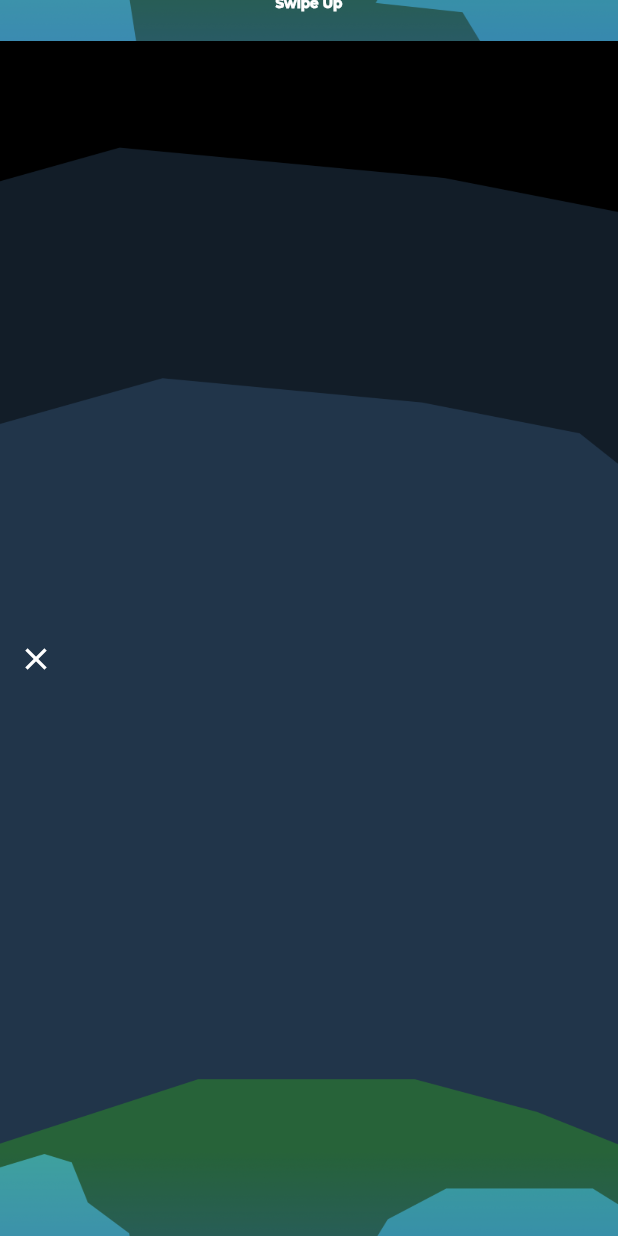
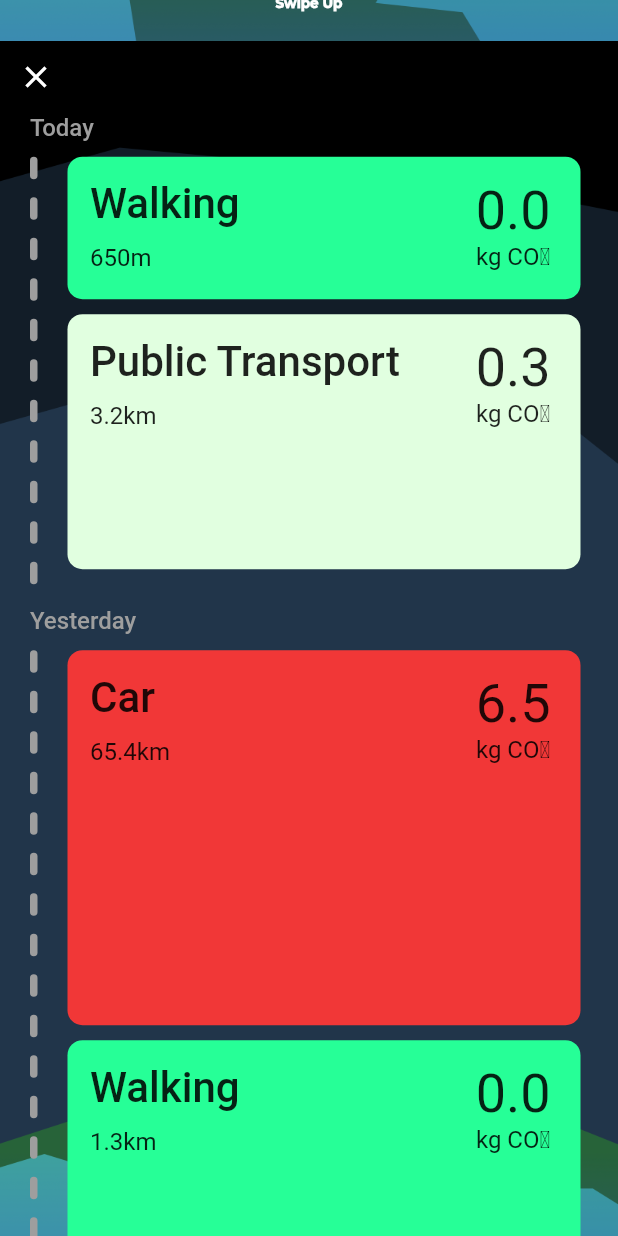
Before and after one commit to b-yogesh/PlanetZero, a Flutter app: the screen it shows after launch, scrolled down 576 dp, on a phone screen of 412 x 824 dp. Run offline on Flutter 3.47's test engine with Material 2 defaults, Android fonts, the phone set to English and light mode, and no system bars; drawn by our look-alikes of dotted_line; our stand-ins replace countup, geolocator, sqflite; missing offline and left inert: activity_recognition_flutter; accounts and stored records are empty; Roboto replaces fonts that are missing (Nunito Sans); project files that could hold a hidden picture were left out.

Commit message:
Add timeline

```diff
--- a/green_track_app/lib/pages/HistoryPage.dart
+++ b/green_track_app/lib/pages/HistoryPage.dart
@@ -1,5 +1,7 @@
 import 'package:flutter/material.dart';
 import 'package:green_track_app/SlideNavigation.dart';
+import 'package:green_track_app/widgets/timeline.dart';
+import 'package:green_track_app/widgets/timelineItem.dart';
 
 class HistoryPage extends StatefulWidget {
   @override
@@ -18,7 +20,9 @@ class _HistoryPageState extends State<HistoryPage> {
             fit: BoxFit.fill,
           ),
         ),
-        child: Row(
+        child: SingleChildScrollView(
+          child: Column(
+            crossAxisAlignment: CrossAxisAlignment.start,
             children: [
               IconButton(
                 icon: Icon(Icons.close, color: Colors.white),
@@ -26,12 +30,52 @@ class _HistoryPageState extends State<HistoryPage> {
                   SlideNavigation.goToHome();
                 },
               ),
-            Center(
-              child: Column(
-                children: [],
+              Column(
+                children: [
+                  Timeline(
+                    title: "Today",
+                    height: 300,
+                    children: [
+                      TimelineItem(
+                        title: "Walking",
+                        subtitle: '650m',
+                        height: 95,
+                        color: Color(0xff26FF97),
+                        emission: 0,
                       ),
+                      TimelineItem(
+                        title: "Public Transport",
+                        subtitle: '3.2km',
+                        height: 170,
+                        color: Color(0xffE1FFE0),
+                        emission: 0.3,
+                      ),
+                    ],
+                  ),
+                  Timeline(
+                    title: "Yesterday",
+                    height: 500,
+                    children: [
+                      TimelineItem(
+                        title: "Car",
+                        subtitle: '65.4km',
+                        height: 250,
+                        color: Color(0xffF13737),
+                        emission: 6.5,
+                      ),
+                      TimelineItem(
+                        title: "Walking",
+                        subtitle: '1.3km',
+                        height: 200,
+                        color: Color(0xff26FF97),
+                        emission: 0,
+                      ),
+                    ],
                   )
                 ],
+              ),
+            ],
+          ),
         ),
       ),
     );
--- a/green_track_app/lib/widgets/swipeUpIndicator.dart
+++ b/green_track_app/lib/widgets/swipeUpIndicator.dart
@@ -1,6 +1,4 @@
 import 'package:flutter/material.dart';
-
-
 
 class SwipeUpIndicator extends StatelessWidget {
   @override
--- /dev/null
+++ b/green_track_app/lib/widgets/timeline.dart
@@ -0,0 +1,51 @@
+import 'package:flutter/material.dart';
+import 'package:dotted_line/dotted_line.dart';
+
+class Timeline extends StatelessWidget {
+  final String title;
+  final double height;
+  final List<Widget> children;
+
+  Timeline({this.title, this.height, this.children});
+
+  final TextStyle titleStyle = TextStyle(
+    fontSize: 16,
+    fontFamily: "Nunito Sans",
+    fontWeight: FontWeight.w500,
+    color: Colors.grey,
+  );
+
+  @override
+  Widget build(BuildContext context) {
+    return Row(
+      children: [
+        Container(width: 20),
+        Column(
+          crossAxisAlignment: CrossAxisAlignment.start,
+          children: [
+            Text(title, style: titleStyle),
+            Container(height: 10),
+            Row(
+              crossAxisAlignment: CrossAxisAlignment.start,
+              children: [
+                DottedLine(
+                  dashColor: Colors.grey,
+                  direction: Axis.vertical,
+                  lineLength: height,
+                  lineThickness: 5,
+                  dashLength: 15,
+                  dashGapLength: 12,
+                  dashRadius: 5,
+                ),
+                Container(width: 20),
+                Column(
+                  children: children,
+                ),
+              ],
+            )
+          ],
+        )
+      ],
+    );
+  }
+}
--- /dev/null
+++ b/green_track_app/lib/widgets/timelineItem.dart
@@ -0,0 +1,63 @@
+import 'package:flutter/material.dart';
+
+class TimelineItem extends StatelessWidget {
+  final String title;
+  final String subtitle;
+  final double emission;
+  final Color color;
+  final double height;
+
+  TimelineItem({this.title, this.subtitle, this.color, this.emission, this.height});
+
+  final TextStyle titleStyle = TextStyle(
+    fontSize: 28,
+    fontFamily: "Nunito Sans",
+    fontWeight: FontWeight.w500,
+  );
+
+  final TextStyle subtitleStyle = TextStyle(
+    fontSize: 16,
+    fontFamily: "Nunito Sans",
+  );
+
+  final TextStyle co2Style = TextStyle(
+    fontSize: 36,
+    fontFamily: "Nunito Sans",
+  );
+
+  @override
+  Widget build(BuildContext context) {
+    double width = MediaQuery.of(context).size.width;
+    return Container(
+        margin: EdgeInsets.only(bottom: 10),
+        decoration: new BoxDecoration(
+          color: color,
+          borderRadius: new BorderRadius.all(Radius.circular(10.0)),
+        ),
+        width: width - 70,
+        height: height,
+        padding: EdgeInsets.all(15),
+        child: Row(
+          crossAxisAlignment: CrossAxisAlignment.start,
+          children: [
+            Expanded(
+              child: Column(
+                crossAxisAlignment: CrossAxisAlignment.start,
+                children: [
+                  Text(title, style: titleStyle),
+                  Container(height: 10),
+                  Text(subtitle, style: subtitleStyle),
+                ],
+              ),
+            ),
+            Column(
+              children: [
+                Text(emission.toString(), style: co2Style),
+                Text("kg CO₂", style: subtitleStyle),
+              ],
+            ),
+            Container(width: 5),
+          ],
+        ));
+  }
+}
--- a/green_track_app/pubspec.yaml
+++ b/green_track_app/pubspec.yaml
@@ -26,6 +26,7 @@ dependencies:
 
   geolocator: ^6.0.0+4
   activity_recognition_flutter: ^1.2.3
+  dotted_line: ^2.0.1
 
   countup: ^0.1.2
 
```
Also changed, not shown: green_track_app/pubspec.lock, 1 other file. Lines whose indentation alone changed are shown as unchanged.
